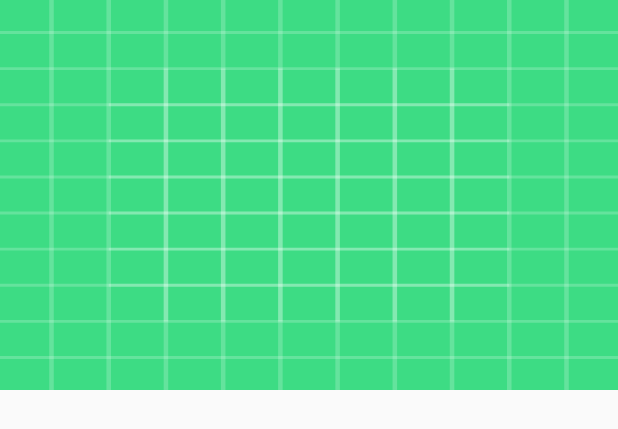
After one commit to hoangth312/DrugStore, an Android app: the layout item_image.xml on its own in the app's theme, with its tools: preview values and no code run, on a phone screen of 412 x 824 dp. The commit adds this screen. Shown: the top 429 px of the screen. Run offline under Robolectric (Android 15) with nearby library versions, the phone set to English and light mode, and no system bars.

Commit message:
Phong comit 12/1 lan 2

```diff
--- a/app/src/main/java/com/hoanganh/drugstore/Adapter/FlagAdapter.kt
+++ b/app/src/main/java/com/hoanganh/drugstore/Adapter/FlagAdapter.kt
@@ -30,11 +30,5 @@ class  FlagAdapter(context: Context,  listFlags:ArrayList<FlagsModel>): ArrayAda
 
 
     }
-//
-//    private fun initView(position: Int, convertView: View?, parent: ViewGroup): View {
-//
-//
-//            return view
-//    }
 
 }
--- /dev/null
+++ b/app/src/main/java/com/hoanganh/drugstore/Model/Image.kt
@@ -0,0 +1,4 @@
+package com.hoanganh.drugstore.Model
+
+class Image(var image: Int) {
+}
--- /dev/null
+++ b/app/src/main/res/drawable/white_radius_circle_indicator.xml
@@ -0,0 +1,6 @@
+<?xml version="1.0" encoding="utf-8"?>
+<shape xmlns:android="http://schemas.android.com/apk/res/android"
+    android:shape="oval">
+    <solid
+        android:color="@color/white"/>
+</shape>
--- /dev/null
+++ b/app/src/main/res/layout/item_image.xml
@@ -0,0 +1,17 @@
+<?xml version="1.0" encoding="utf-8"?>
+<RelativeLayout
+    xmlns:android="http://schemas.android.com/apk/res/android"
+    xmlns:app="http://schemas.android.com/apk/res-auto"
+    android:layout_width="match_parent"
+    android:layout_height="match_parent">
+
+    <ImageView
+        android:id="@+id/imgBanner"
+        android:layout_width="match_parent"
+        android:layout_height="@dimen/_200sdp"
+        android:scaleType="fitXY"
+        android:background="@drawable/ic_launcher_background"
+        app:layout_constraintEnd_toEndOf="parent"
+        app:layout_constraintStart_toStartOf="parent"
+        app:layout_constraintTop_toTopOf="parent" />
+</RelativeLayout>
--- a/build.gradle
+++ b/build.gradle
@@ -18,6 +18,7 @@ allprojects {
     repositories {
         google()
         jcenter()
+        maven { url 'https://jitpack.io' }
     }
 }
 
```
Also changed, not shown: app/build.gradle (+6 -2 lines), app/src/main/java/com/hoanganh/drugstore/Adapter/ViewPagerAdapter.kt (added, +34 -0 lines), app/src/main/res/drawable/ic_tooth.xml (deleted, +0 -7 lines), app/src/main/res/navigation/mobile_navigation.xml (+12 -0 lines).
